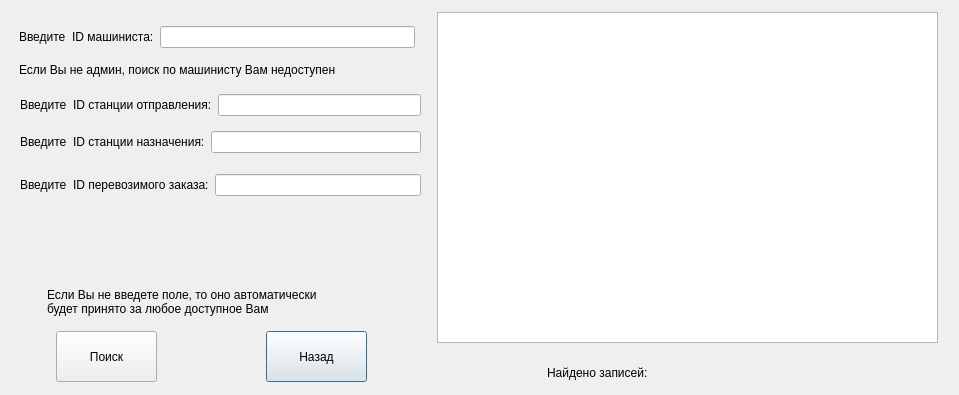
Old version of the form src/project/selectstations.ui in the repository Edeotena/bd_4rd_sem_course_work.
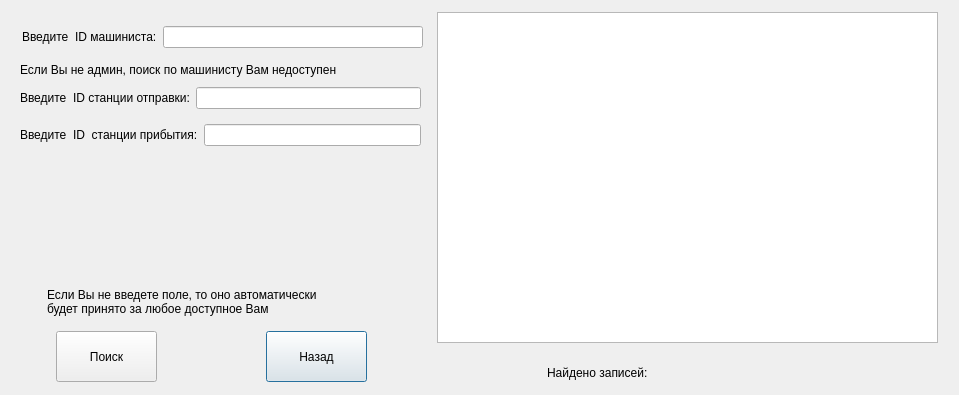
New version of the form.

What changed in the file:
```diff
--- a/src/project/selectstations.ui
+++ b/src/project/selectstations.ui
@@ -57,7 +57,7 @@
    <property name="geometry">
     <rect>
      <x>20</x>
-     <y>127</y>
+     <y>120</y>
      <width>401</width>
      <height>30</height>
     </rect>
@@ -66,7 +66,7 @@
     <item>
      <widget class="QLabel" name="label_5">
       <property name="text">
-       <string>Введите  ID станции назначения:</string>
+       <string>Введите  ID  станции прибытия:</string>
       </property>
      </widget>
     </item>
@@ -101,28 +101,6 @@
     <string>Поиск</string>
    </property>
   </widget>
-  <widget class="QWidget" name="layoutWidget_4">
-   <property name="geometry">
-    <rect>
-     <x>20</x>
-     <y>170</y>
-     <width>401</width>
-     <height>30</height>
-    </rect>
-   </property>
-   <layout class="QHBoxLayout" name="horizontalLayout_9">
-    <item>
-     <widget class="QLabel" name="label_14">
-      <property name="text">
-       <string>Введите  ID перевозимого заказа:</string>
-      </property>
-     </widget>
-    </item>
-    <item>
-     <widget class="QLineEdit" name="lineEdit_8"/>
-    </item>
-   </layout>
-  </widget>
   <widget class="QTableWidget" name="tableWidget">
    <property name="geometry">
     <rect>
@@ -137,7 +115,7 @@
    <property name="geometry">
     <rect>
      <x>20</x>
-     <y>90</y>
+     <y>83</y>
      <width>401</width>
      <height>30</height>
     </rect>
@@ -146,7 +124,7 @@
     <item>
      <widget class="QLabel" name="label_16">
       <property name="text">
-       <string>Введите  ID станции отправления:</string>
+       <string>Введите  ID станции отправки:</string>
       </property>
      </widget>
     </item>
@@ -155,37 +133,39 @@
     </item>
    </layout>
   </widget>
+  <widget class="QLabel" name="label_10">
+   <property name="geometry">
+    <rect>
+     <x>20</x>
+     <y>60</y>
+     <width>394</width>
+     <height>20</height>
+    </rect>
+   </property>
+   <property name="text">
+    <string>Если Вы не админ, поиск по машинисту Вам недоступен</string>
+   </property>
+  </widget>
   <widget class="QWidget" name="">
    <property name="geometry">
     <rect>
-     <x>19</x>
-     <y>26</y>
-     <width>396</width>
-     <height>59</height>
+     <x>22</x>
+     <y>22</y>
+     <width>401</width>
+     <height>30</height>
     </rect>
    </property>
-   <layout class="QVBoxLayout" name="verticalLayout">
+   <layout class="QHBoxLayout" name="horizontalLayout_8">
     <item>
-     <layout class="QHBoxLayout" name="horizontalLayout_8">
-      <item>
-       <widget class="QLabel" name="label_3">
-        <property name="text">
-         <string>Введите  ID машиниста:</string>
-        </property>
-       </widget>
-      </item>
-      <item>
-       <widget class="QLineEdit" name="lineEdit_5"/>
-      </item>
-     </layout>
-    </item>
-    <item>
-     <widget class="QLabel" name="label_12">
+     <widget class="QLabel" name="label_3">
       <property name="text">
-       <string>Если Вы не админ, поиск по машинисту Вам недоступен</string>
+       <string>Введите  ID машиниста:</string>
       </property>
      </widget>
     </item>
+    <item>
+     <widget class="QLineEdit" name="lineEdit_5"/>
+    </item>
    </layout>
   </widget>
  </widget>
```
